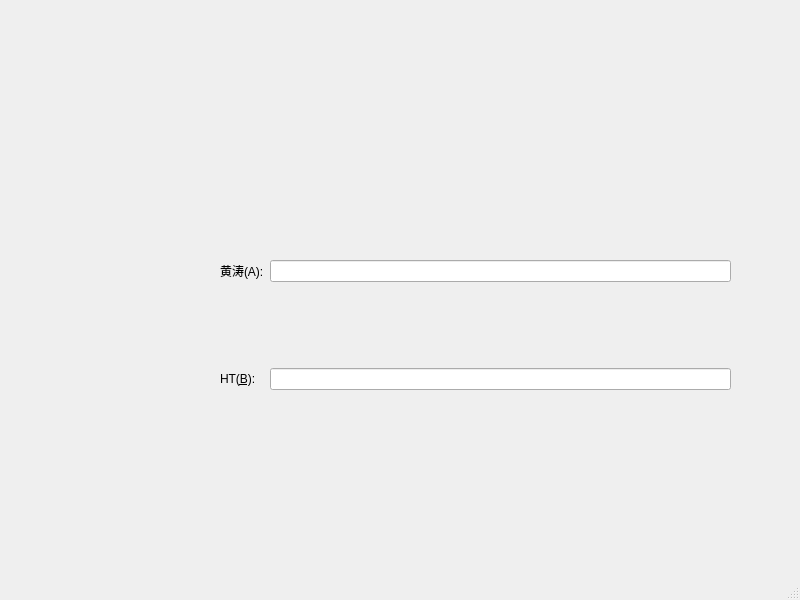
Above: src/designer/ht_test.ui from HT-hlf/ht_pyqt5 before the change. Below: the same form after it.
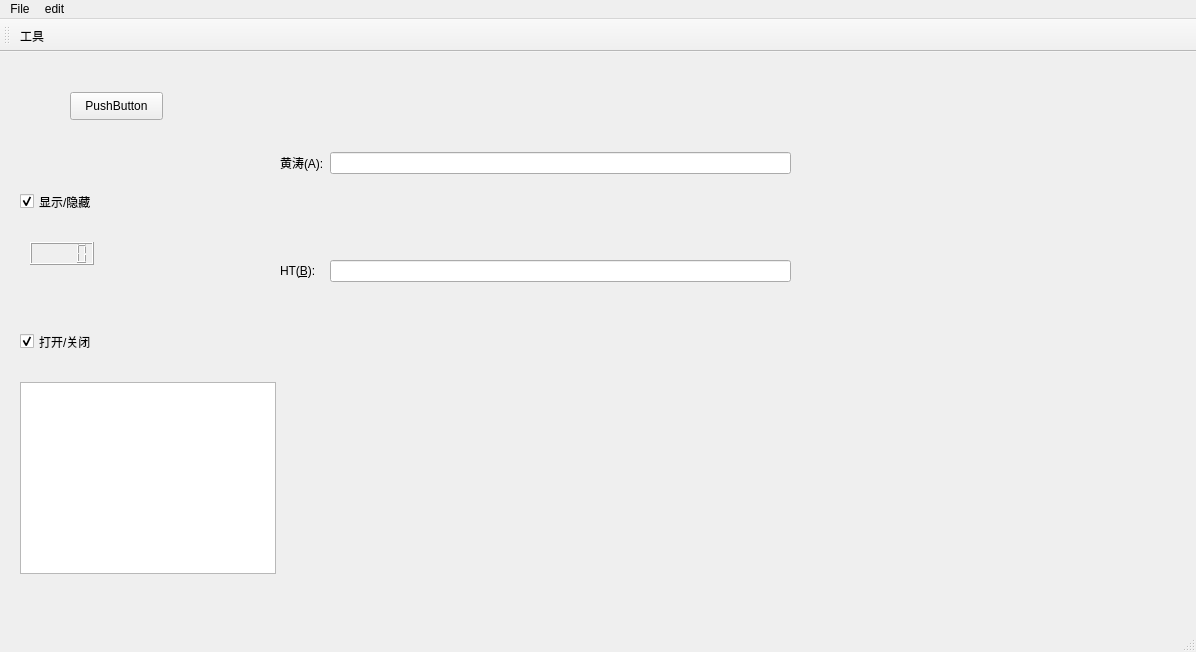
That is the form after the change.

Patch:
```diff
--- a/src/designer/ht_test.ui
+++ b/src/designer/ht_test.ui
@@ -6,8 +6,8 @@
    <rect>
     <x>0</x>
     <y>0</y>
-    <width>800</width>
-    <height>600</height>
+    <width>1196</width>
+    <height>652</height>
    </rect>
   </property>
   <property name="windowTitle">
@@ -17,8 +17,8 @@
    <widget class="QWidget" name="formLayoutWidget">
     <property name="geometry">
      <rect>
-      <x>220</x>
-      <y>180</y>
+      <x>280</x>
+      <y>20</y>
       <width>511</width>
       <height>291</height>
      </rect>
@@ -58,18 +58,144 @@
      </item>
     </layout>
    </widget>
+   <widget class="QPushButton" name="pushButton">
+    <property name="geometry">
+     <rect>
+      <x>70</x>
+      <y>40</y>
+      <width>93</width>
+      <height>28</height>
+     </rect>
+    </property>
+    <property name="text">
+     <string>PushButton</string>
+    </property>
+   </widget>
+   <widget class="QCheckBox" name="checkBox">
+    <property name="geometry">
+     <rect>
+      <x>20</x>
+      <y>140</y>
+      <width>91</width>
+      <height>19</height>
+     </rect>
+    </property>
+    <property name="text">
+     <string>显示/隐藏</string>
+    </property>
+    <property name="checked">
+     <bool>true</bool>
+    </property>
+   </widget>
+   <widget class="QCheckBox" name="checkBox_2">
+    <property name="geometry">
+     <rect>
+      <x>20</x>
+      <y>280</y>
+      <width>91</width>
+      <height>19</height>
+     </rect>
+    </property>
+    <property name="text">
+     <string>打开/关闭</string>
+    </property>
+    <property name="checked">
+     <bool>true</bool>
+    </property>
+   </widget>
+   <widget class="QListWidget" name="listWidget">
+    <property name="geometry">
+     <rect>
+      <x>20</x>
+      <y>330</y>
+      <width>256</width>
+      <height>192</height>
+     </rect>
+    </property>
+   </widget>
+   <widget class="QLCDNumber" name="lcdNumber">
+    <property name="geometry">
+     <rect>
+      <x>30</x>
+      <y>190</y>
+      <width>64</width>
+      <height>23</height>
+     </rect>
+    </property>
+   </widget>
   </widget>
   <widget class="QMenuBar" name="menubar">
    <property name="geometry">
     <rect>
      <x>0</x>
      <y>0</y>
-     <width>800</width>
+     <width>1196</width>
      <height>26</height>
     </rect>
    </property>
+   <widget class="QMenu" name="menuFile">
+    <property name="title">
+     <string>File</string>
+    </property>
+    <addaction name="actiondakau"/>
+    <addaction name="separator"/>
+    <addaction name="^A"/>
+   </widget>
+   <widget class="QMenu" name="menuedit">
+    <property name="title">
+     <string>edit</string>
+    </property>
+    <addaction name="actionjjhh"/>
+    <addaction name="separator"/>
+    <addaction name="actionhkssk"/>
+   </widget>
+   <addaction name="menuFile"/>
+   <addaction name="menuedit"/>
   </widget>
   <widget class="QStatusBar" name="statusbar"/>
+  <widget class="QToolBar" name="toolBar">
+   <property name="windowTitle">
+    <string>toolBar</string>
+   </property>
+   <attribute name="toolBarArea">
+    <enum>TopToolBarArea</enum>
+   </attribute>
+   <attribute name="toolBarBreak">
+    <bool>false</bool>
+   </attribute>
+   <addaction name="action_3"/>
+  </widget>
+  <action name="actiondakau">
+   <property name="text">
+    <string>打开</string>
+   </property>
+   <property name="toolTip">
+    <string>打开文件</string>
+   </property>
+  </action>
+  <action name="^A">
+   <property name="text">
+    <string>save</string>
+   </property>
+  </action>
+  <action name="actionjjhh">
+   <property name="text">
+    <string>jjhh</string>
+   </property>
+  </action>
+  <action name="actionhkssk">
+   <property name="text">
+    <string>hkssk</string>
+   </property>
+  </action>
+  <action name="action_3">
+   <property name="text">
+    <string>工具</string>
+   </property>
+   <property name="toolTip">
+    <string>工具栏动作</string>
+   </property>
+  </action>
  </widget>
  <resources/>
  <connections/>
```
Left out of the diff: 51 changed lines with no effect on the pictures.
